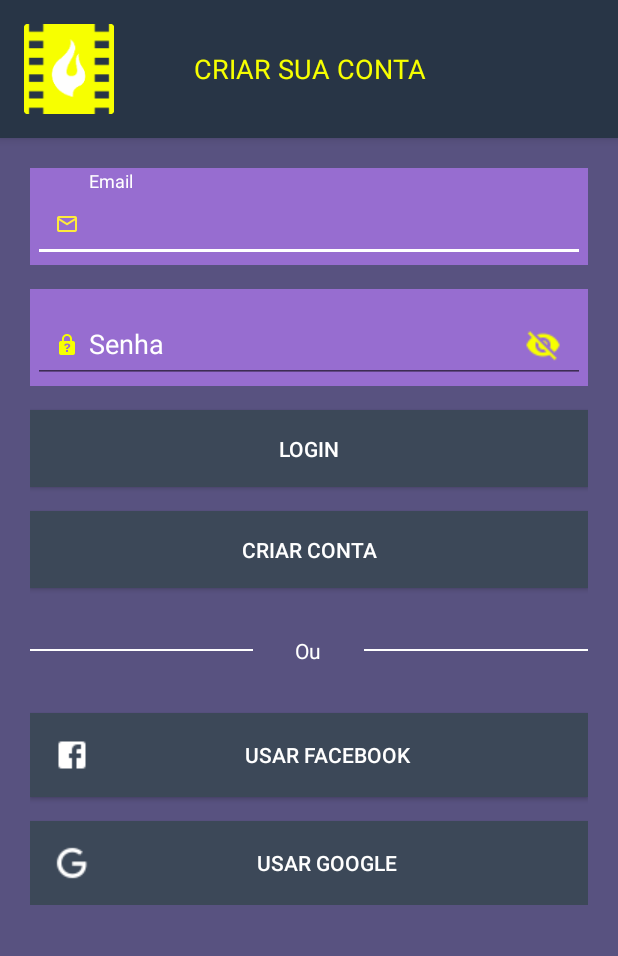
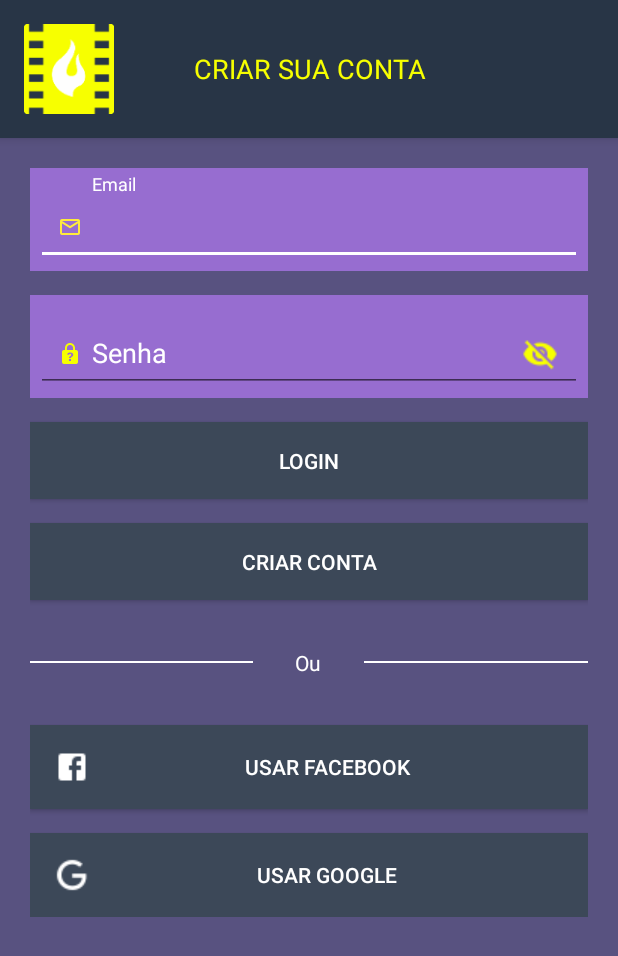
Before and after one commit to percivalli/MovieMatch, an Android app: the LoginActivity screen opened directly, with no data from a screen before it, on a phone screen of 412 x 824 dp. Shown: the top 956 px of the screen. Run offline under Robolectric (Android 15) with nearby library versions, the light colour scheme and no system bars; 1 statement that could not run was skipped.

Commit message:
debito do espaçamento de background (aumentando background)

```diff
--- a/app/src/main/res/layout/activity_login.xml
+++ b/app/src/main/res/layout/activity_login.xml
@@ -24,7 +24,7 @@
                 android:layout_width="match_parent"
                 android:layout_height="wrap_content"
                 android:background="#976DD0"
-                android:padding="2dp"
+                android:padding="4dp"
                 android:textColorHint="@color/colorAccent">
 
                 <android.support.design.widget.TextInputEditText
@@ -41,7 +41,7 @@
                 android:layout_height="wrap_content"
                 android:layout_marginTop="16dp"
                 android:background="#976DD0"
-                android:padding="2dp"
+                android:padding="4dp"
                 android:textColorHint="@color/colorAccent"
                 app:passwordToggleContentDescription="Mostrar">
 
```
